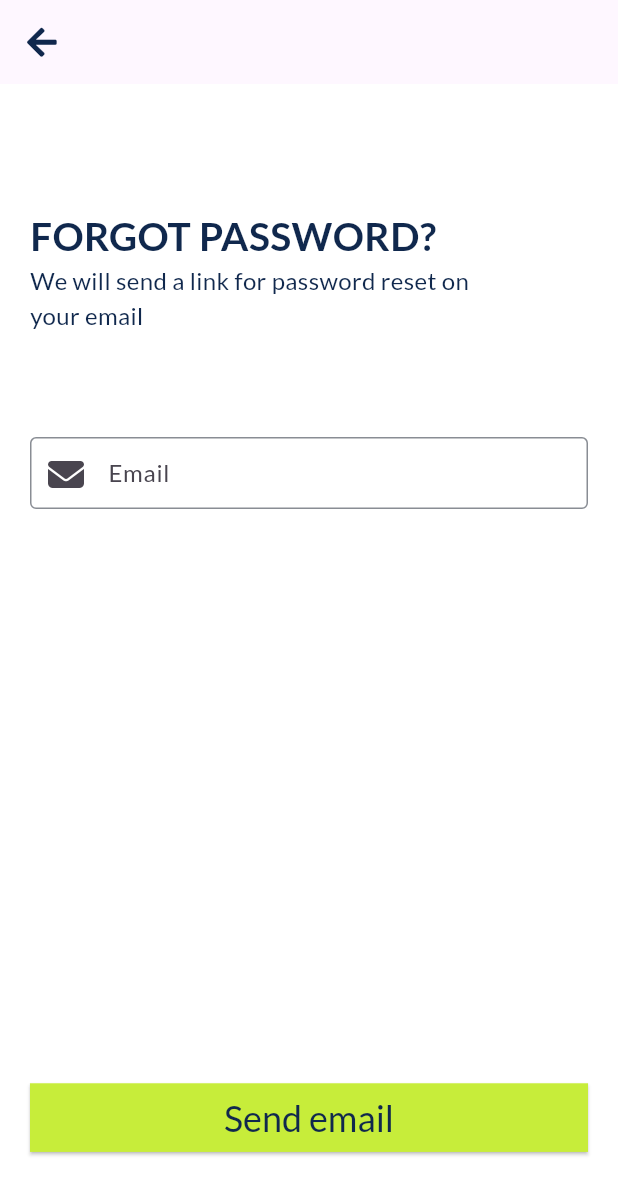
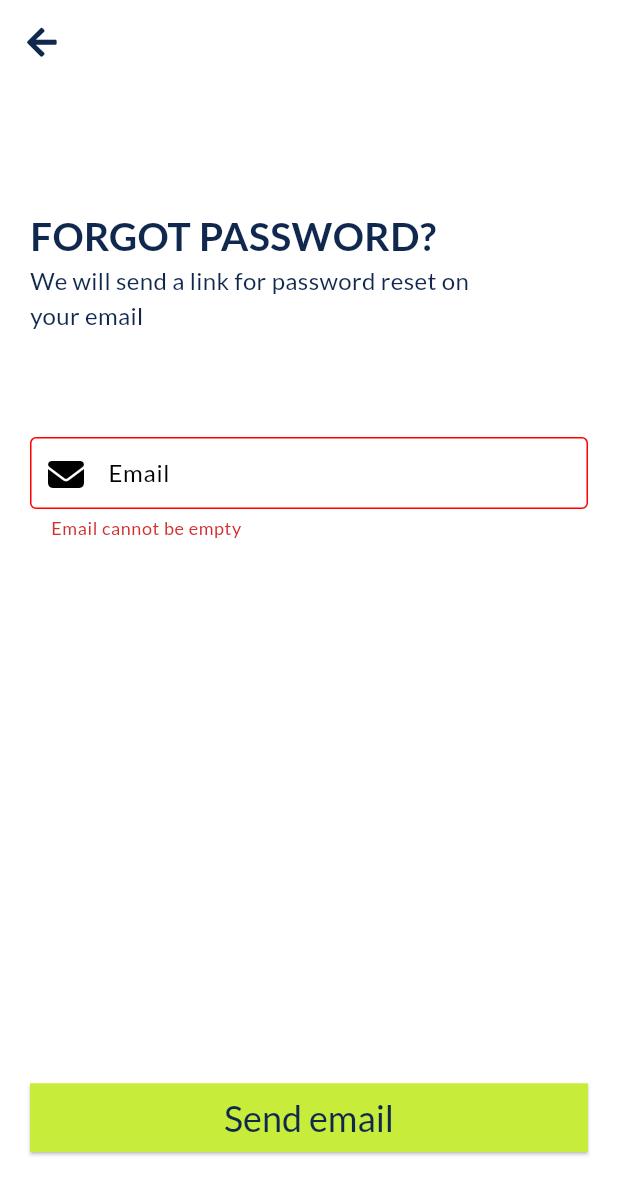
Before and after one commit to Dmitriy1205/lifestyle, a Flutter app: the ForgotPassword screen opened directly, after a tap on "Send email", on a phone screen of 412 x 824 dp. Shown: the top 1195 px of the screen. Run offline on Flutter 3.47's test engine with Material 2 defaults, Android fonts, the phone set to English and light mode, and no system bars; our stand-ins replace bloc, equatable, firebase_auth, firebase_core, flutter_bloc, font_awesome_flutter and 4 more; accounts and stored records are empty.

Commit message:
reset password added

```diff
--- a/lib/common/constants/colors.dart
+++ b/lib/common/constants/colors.dart
@@ -7,4 +7,5 @@ class AppColors {
   static const Color active = Color(0xFF898D94);
   static const Color white = Color(0xFFFFFFFF);
   static const Color green = Color(0xFF4CB469);
+  static const Color red = Color(0xFFFF0000);
 }
--- a/lib/common/services/service_locator.dart
+++ b/lib/common/services/service_locator.dart
@@ -5,6 +5,7 @@ import 'package:lifestyle/presentation/bloc/google_auth/google_auth_cubit.dart';
 
 import '../../presentation/bloc/auth/auth_cubit.dart';
 import '../../presentation/bloc/profile/profile_cubit.dart';
+import '../../presentation/bloc/reset_password/reset_password_cubit.dart';
 import '../../presentation/bloc/sign_in/sign_in_cubit.dart';
 import '../../presentation/bloc/sign_up/sign_up_cubit.dart';
 import '../../presentation/bloc/welcome/welcome_cubit.dart';
@@ -23,5 +24,6 @@ Future<void> init() async {
   sl.registerFactory(() => SignUpCubit(authRepository: sl()));
   sl.registerFactory(() => GoogleAuthCubit(authRepository: sl()));
   sl.registerFactory(() => ProfileCubit(authRepository: sl()));
+  sl.registerFactory(() => ResetPasswordCubit(authRepository: sl()));
   sl.registerFactory(() => WelcomeCubit());
 }
--- a/lib/common/themes/theme.dart
+++ b/lib/common/themes/theme.dart
@@ -2,11 +2,11 @@ import 'package:flutter/material.dart';
 
 class AppTheme {
   static ThemeData themeData = ThemeData(
-    scaffoldBackgroundColor:Color(0xFFFFFFFF) ,
+    colorScheme: ThemeData().colorScheme.copyWith(primary: Color(0xFF10284D)),
+    scaffoldBackgroundColor: Color(0xFFFFFFFF),
     textSelectionTheme: TextSelectionThemeData(cursorColor: Color(0xFF10284D)),
-
     inputDecorationTheme: InputDecorationTheme(
-      focusColor:Color(0xFF10284D) ,
+      focusColor: Color(0xFF10284D),
       enabledBorder: OutlineInputBorder(
           borderSide: BorderSide(
         color: Color(0xFF898D94),
@@ -18,12 +18,12 @@ class AppTheme {
       ),
       errorBorder: OutlineInputBorder(
           borderSide: BorderSide(
-            color: Color(0xFFFF0000),
-          )),
+        color: Color(0xFFFF0000),
+      )),
       focusedErrorBorder: OutlineInputBorder(
           borderSide: BorderSide(
-            color: Color(0xFFFF0000),
-          )),
+        color: Color(0xFFFF0000),
+      )),
     ),
     useMaterial3: true,
     fontFamily: 'Lato',
--- a/lib/data/repositories/auth_repository.dart
+++ b/lib/data/repositories/auth_repository.dart
@@ -21,8 +21,8 @@ class AuthRepository {
     required String password,
   }) async {
     try {
-      final UserCredential userCredential = await auth
-          .createUserWithEmailAndPassword(email: email, password: password);
+      await auth.createUserWithEmailAndPassword(
+          email: email, password: password);
     } on FirebaseAuthException catch (e) {
       if (e.code == 'weak-password') {
         throw BadRequestException(
@@ -58,7 +58,7 @@ class AuthRepository {
       final GoogleSignInAccount? googleUser = await GoogleSignIn().signIn();
 
       final GoogleSignInAuthentication? googleAuth =
-      await googleUser?.authentication;
+          await googleUser?.authentication;
 
       final credential = GoogleAuthProvider.credential(
         accessToken: googleAuth?.accessToken,
@@ -77,4 +77,14 @@ class AuthRepository {
     await auth.signOut();
     await GoogleSignIn().signOut();
   }
+
+  Future<void> resetPassword(String email) async {
+    try {
+      await auth.sendPasswordResetEmail(email: email);
+    } on FirebaseAuthException catch (e) {
+      throw BadRequestException(message: e.message!);
+    } on Exception catch (e) {
+      throw BadRequestException(message: e.toString());
+    }
+  }
 }
--- /dev/null
+++ b/lib/presentation/bloc/reset_password/reset_password_cubit.dart
@@ -0,0 +1,24 @@
+import 'package:bloc/bloc.dart';
+import 'package:equatable/equatable.dart';
+import 'package:lifestyle/data/repositories/auth_repository.dart';
+
+import '../../../common/constants/exceptions.dart';
+import '../../../data/models/status.dart';
+
+part 'reset_password_state.dart';
+
+class ResetPasswordCubit extends Cubit<ResetPasswordState> {
+  ResetPasswordCubit({required this.authRepository})
+      : super(ResetPasswordState(status: Status.initial()));
+  final AuthRepository authRepository;
+
+  Future<void> send(String email) async {
+    emit(state.copyWith(status: Status.loading()));
+    try {
+      authRepository.resetPassword(email);
+      emit(state.copyWith(status: Status.loaded()));
+    } on BadRequestException catch (e) {
+      emit(state.copyWith(status: Status.error(e.message)));
+    }
+  }
+}
--- /dev/null
+++ b/lib/presentation/bloc/reset_password/reset_password_state.dart
@@ -0,0 +1,22 @@
+part of 'reset_password_cubit.dart';
+
+class ResetPasswordState extends Equatable {
+  final Status? status;
+
+  ResetPasswordState({
+    this.status,
+  });
+
+  ResetPasswordState copyWith({
+    Status? status,
+  }) {
+    return ResetPasswordState(
+      status: status ?? this.status,
+    );
+  }
+
+  @override
+  List<Object?> get props => [
+        status,
+      ];
+}
--- a/lib/presentation/screens/forgot_password.dart
+++ b/lib/presentation/screens/forgot_password.dart
@@ -1,20 +1,40 @@
 import 'package:flutter/cupertino.dart';
 import 'package:flutter/material.dart';
+import 'package:flutter_bloc/flutter_bloc.dart';
 import 'package:font_awesome_flutter/font_awesome_flutter.dart';
 import 'package:lifestyle/common/constants/colors.dart';
+import 'package:lifestyle/common/utils/validator.dart';
+import 'package:lifestyle/presentation/bloc/reset_password/reset_password_cubit.dart';
+import 'package:lifestyle/presentation/screens/sign_in.dart';
 
 import '../../common/constants/constants.dart';
 import '../../common/constants/icons.dart';
+import '../../common/services/service_locator.dart';
 import '../../common/themes/theme.dart';
 
-class ForgotPassword extends StatelessWidget {
+class ForgotPassword extends StatefulWidget {
   ForgotPassword({Key? key}) : super(key: key);
+
+  @override
+  State<ForgotPassword> createState() => _ForgotPasswordState();
+}
+
+class _ForgotPasswordState extends State<ForgotPassword> {
   final _formKey = GlobalKey<FormState>();
+
   final _emailController = TextEditingController();
 
   @override
+  void dispose() {
+    _emailController.dispose();
+    super.dispose();
+  }
+
+  @override
   Widget build(BuildContext context) {
-    return Scaffold(
+    return BlocProvider(
+      create: (context) => sl<ResetPasswordCubit>(),
+      child: Scaffold(
         appBar: AppBar(
           leading: IconButton(
             onPressed: () {
@@ -27,7 +47,42 @@ class ForgotPassword extends StatelessWidget {
             ),
           ),
         ),
-      body: SafeArea(
+        body: BlocConsumer<ResetPasswordCubit, ResetPasswordState>(
+          listener: (context, state) {
+            if (state.status!.isError) {
+              ScaffoldMessenger.of(context).showSnackBar(
+                SnackBar(
+                  backgroundColor: Colors.red,
+                  duration: Duration(seconds: 5),
+                  content: Text(
+                    state.status!.errorMessage.toString(),
+                  ),
+                ),
+              );
+            } else if (state.status!.isLoaded) {
+              Navigator.pushReplacement(
+                  context, MaterialPageRoute(builder: (_) => SignIn()));
+              ScaffoldMessenger.of(context).showSnackBar(
+                SnackBar(
+                  backgroundColor: AppColors.green,
+                  duration: Duration(seconds: 5),
+                  content: Text(
+                    'Check your Email',
+                    textAlign: TextAlign.center,
+                  ),
+                ),
+              );
+            }
+          },
+          builder: (context, state) {
+            if (state.status!.isLoading) {
+              return Center(
+                child: CircularProgressIndicator(
+                  color: AppColors.mainAccent,
+                ),
+              );
+            }
+            return SafeArea(
               child: Padding(
                 padding: const EdgeInsets.symmetric(horizontal: 20),
                 child: Column(
@@ -56,10 +111,11 @@ class ForgotPassword extends StatelessWidget {
                       child: Column(
                         children: [
                           TextFormField(
+                            controller: _emailController,
                             style: AppTheme.themeData.textTheme.displayMedium,
                             decoration: InputDecoration(
-                        contentPadding:
-                            EdgeInsets.symmetric(vertical: 10, horizontal: 10),
+                              contentPadding: EdgeInsets.symmetric(
+                                  vertical: 10, horizontal: 10),
                               hintText: AppText.email,
                               prefixIcon: Padding(
                                 padding: const EdgeInsets.only(
@@ -69,6 +125,7 @@ class ForgotPassword extends StatelessWidget {
                                 ),
                               ),
                             ),
+                            validator: context.validateEmailAddress,
                           ),
                         ],
                       ),
@@ -76,7 +133,13 @@ class ForgotPassword extends StatelessWidget {
                     Spacer(),
                     ElevatedButton(
                       onPressed: () {
-                  //TODO: route to home screen
+                        if (!_formKey.currentState!.validate()) {
+                          return;
+                        }
+                        _formKey.currentState!.save();
+                        context
+                            .read<ResetPasswordCubit>()
+                            .send(_emailController.text);
                       },
                       child: Container(
                         height: MediaQuery.of(context).size.height / 18,
@@ -95,6 +158,9 @@ class ForgotPassword extends StatelessWidget {
                   ],
                 ),
               ),
+            );
+          },
+        ),
       ),
     );
   }
--- a/lib/presentation/screens/sign_in.dart
+++ b/lib/presentation/screens/sign_in.dart
@@ -48,10 +48,11 @@ class _SignInState extends State<SignIn> {
               } else if (state.status!.isError) {
                 ScaffoldMessenger.of(context).showSnackBar(
                   SnackBar(
-                    backgroundColor: Colors.red,
+                    backgroundColor: AppColors.red,
                     duration: Duration(seconds: 5),
                     content: Text(
                       state.status!.errorMessage.toString(),
+                      textAlign: TextAlign.center,
                     ),
                   ),
                 );
@@ -103,6 +104,7 @@ class _SignInState extends State<SignIn> {
                                 ),
                               ),
                               validator: context.validateEmailAddress,
+
                             ),
                             SizedBox(
                               height: 15,
--- a/lib/presentation/screens/sign_up.dart
+++ b/lib/presentation/screens/sign_up.dart
@@ -49,10 +49,11 @@ class _SignUpState extends State<SignUp> {
               } else if (state.status!.isError) {
                 ScaffoldMessenger.of(context).showSnackBar(
                   SnackBar(
-                    backgroundColor: Colors.red,
+                    backgroundColor: AppColors.red,
                     duration: Duration(seconds: 5),
                     content: Text(
                       state.status!.errorMessage.toString(),
+                      textAlign: TextAlign.center,
                     ),
                   ),
                 );
--- a/lib/presentation/screens/welcome_screen.dart
+++ b/lib/presentation/screens/welcome_screen.dart
@@ -20,13 +20,14 @@ class WelcomeScreen extends StatelessWidget {
               width: MediaQuery.of(context).size.width,
               child: GestureDetector(
                 onTap: () {
+                  context.read<WelcomeCubit>().close();
                   Navigator.pushReplacement(
                     context,
                     MaterialPageRoute(
                       builder: (_) => SignUp(),
                     ),
                   );
-                  context.read<WelcomeCubit>().close();
+                  // context.read<WelcomeCubit>().close();
                 },
                 child: state.controller!.value.isInitialized
                     ? AspectRatio(
```
Lines whose indentation alone changed are shown as unchanged.
